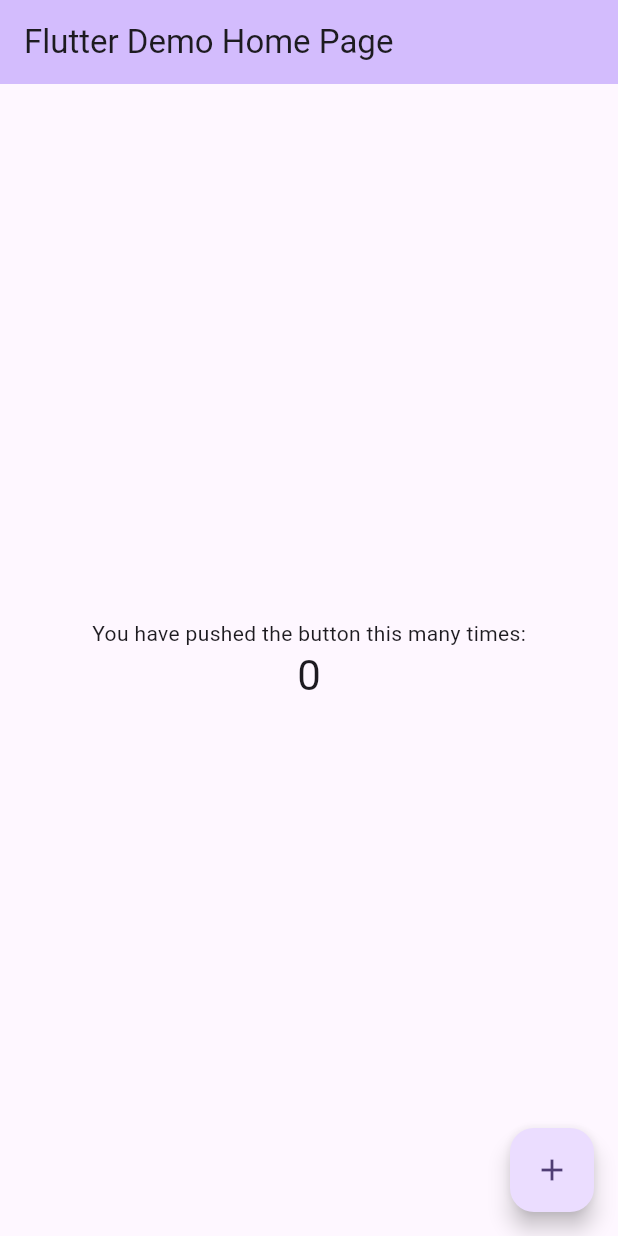
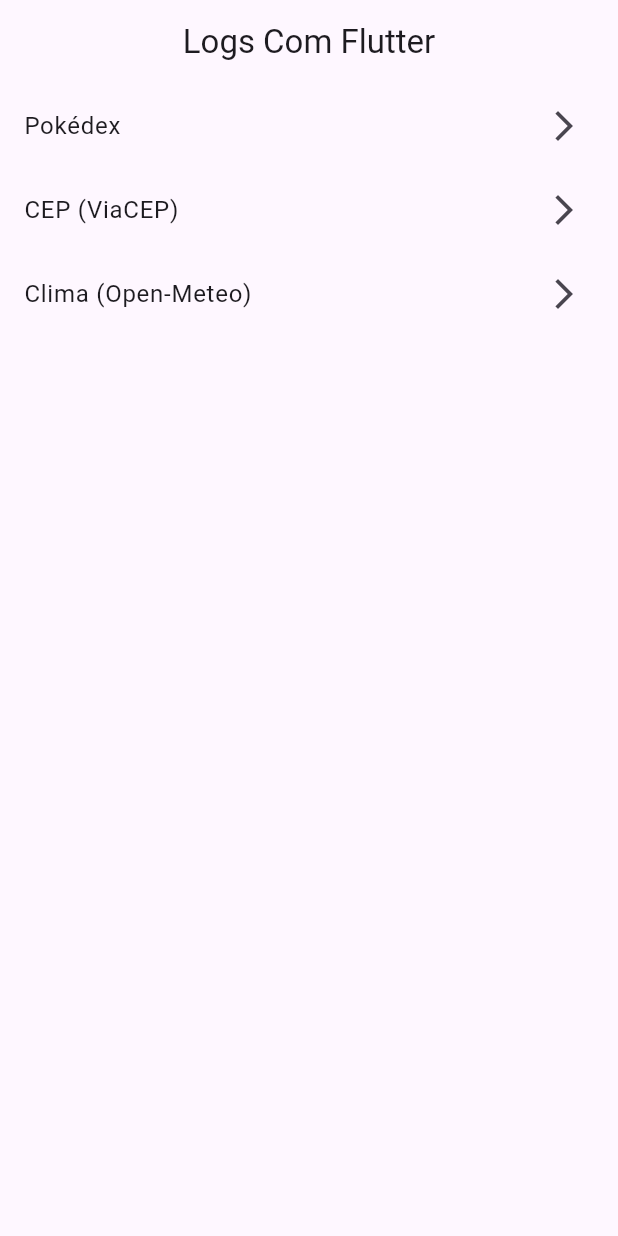
Before and after one commit to Stobertonf/log_flutter, a Flutter app: the screen it shows after launch, on a phone screen of 412 x 824 dp. Run offline on Flutter 3.47's test engine with Material 3 defaults, Android fonts, the phone set to English and light mode, and no system bars.

Commit message:
feat(Home-Page):Creating The Home Page File.

```diff
--- a/lib/main.dart
+++ b/lib/main.dart
@@ -1,4 +1,5 @@
 import 'package:flutter/material.dart';
+import 'pages/home_page.dart';
 
 void main() {
   runApp(const MyApp());
@@ -7,119 +8,13 @@
 class MyApp extends StatelessWidget {
   const MyApp({super.key});
 
-  // This widget is the root of your application.
   @override
   Widget build(BuildContext context) {
     return MaterialApp(
-      title: 'Flutter Demo',
-      theme: ThemeData(
-        // This is the theme of your application.
-        //
-        // TRY THIS: Try running your application with "flutter run". You'll see
-        // the application has a purple toolbar. Then, without quitting the app,
-        // try changing the seedColor in the colorScheme below to Colors.green
-        // and then invoke "hot reload" (save your changes or press the "hot
-        // reload" button in a Flutter-supported IDE, or press "r" if you used
-        // the command line to start the app).
-        //
-        // Notice that the counter didn't reset back to zero; the application
-        // state is not lost during the reload. To reset the state, use hot
-        // restart instead.
-        //
-        // This works for code too, not just values: Most code changes can be
-        // tested with just a hot reload.
-        colorScheme: ColorScheme.fromSeed(seedColor: Colors.deepPurple),
-        useMaterial3: true,
-      ),
-      home: const MyHomePage(title: 'Flutter Demo Home Page'),
+      title: 'Logs Com Flutter',
+      debugShowCheckedModeBanner: false,
+      theme: ThemeData(primarySwatch: Colors.indigo),
+      home: const HomePage(),
     );
   }
 }
-
-class MyHomePage extends StatefulWidget {
-  const MyHomePage({super.key, required this.title});
-
-  // This widget is the home page of your application. It is stateful, meaning
-  // that it has a State object (defined below) that contains fields that affect
-  // how it looks.
-
-  // This class is the configuration for the state. It holds the values (in this
-  // case the title) provided by the parent (in this case the App widget) and
-  // used by the build method of the State. Fields in a Widget subclass are
-  // always marked "final".
-
-  final String title;
-
-  @override
-  State<MyHomePage> createState() => _MyHomePageState();
-}
-
-class _MyHomePageState extends State<MyHomePage> {
-  int _counter = 0;
-
-  void _incrementCounter() {
-    setState(() {
-      // This call to setState tells the Flutter framework that something has
-      // changed in this State, which causes it to rerun the build method below
-      // so that the display can reflect the updated values. If we changed
-      // _counter without calling setState(), then the build method would not be
-      // called again, and so nothing would appear to happen.
-      _counter++;
-    });
-  }
-
-  @override
-  Widget build(BuildContext context) {
-    // This method is rerun every time setState is called, for instance as done
-    // by the _incrementCounter method above.
-    //
-    // The Flutter framework has been optimized to make rerunning build methods
-    // fast, so that you can just rebuild anything that needs updating rather
-    // than having to individually change instances of widgets.
-    return Scaffold(
-      appBar: AppBar(
-        // TRY THIS: Try changing the color here to a specific color (to
-        // Colors.amber, perhaps?) and trigger a hot reload to see the AppBar
-        // change color while the other colors stay the same.
-        backgroundColor: Theme.of(context).colorScheme.inversePrimary,
-        // Here we take the value from the MyHomePage object that was created by
-        // the App.build method, and use it to set our appbar title.
-        title: Text(widget.title),
-      ),
-      body: Center(
-        // Center is a layout widget. It takes a single child and positions it
-        // in the middle of the parent.
-        child: Column(
-          // Column is also a layout widget. It takes a list of children and
-          // arranges them vertically. By default, it sizes itself to fit its
-          // children horizontally, and tries to be as tall as its parent.
-          //
-          // Column has various properties to control how it sizes itself and
-          // how it positions its children. Here we use mainAxisAlignment to
-          // center the children vertically; the main axis here is the vertical
-          // axis because Columns are vertical (the cross axis would be
-          // horizontal).
-          //
-          // TRY THIS: Invoke "debug painting" (choose the "Toggle Debug Paint"
-          // action in the IDE, or press "p" in the console), to see the
-          // wireframe for each widget.
-          mainAxisAlignment: MainAxisAlignment.center,
-          children: <Widget>[
-            const Text(
-              'You have pushed the button this many times:',
-            ),
-            Text(
-              '$_counter',
-              style: Theme.of(context).textTheme.headlineMedium,
-            ),
-          ],
-        ),
-      ),
-      floatingActionButton: FloatingActionButton(
-        onPressed: _incrementCounter,
-        tooltip: 'Increment',
-        child: const Icon(Icons.add),
-      ), // This trailing comma makes auto-formatting nicer for build methods.
-    );
-  }
-}
--- /dev/null
+++ b/lib/pages/home_page.dart
@@ -0,0 +1,40 @@
+import 'package:flutter/material.dart';
+
+class HomePage extends StatelessWidget {
+  const HomePage({super.key});
+
+  @override
+  Widget build(BuildContext context) {
+    //TODO: Create API screens
+    final apis = [
+      {'nome': 'Pokédex', 'page': const HomePage()},
+      {'nome': 'CEP (ViaCEP)', 'page': const HomePage()},
+      {'nome': 'Clima (Open-Meteo)', 'page': const HomePage()},
+    ];
+
+    return Scaffold(
+      appBar: AppBar(
+        title: const Text(
+          'Logs Com Flutter',
+        ),
+        centerTitle: true,
+      ),
+      body: ListView.builder(
+        itemCount: apis.length,
+        itemBuilder: (_, index) {
+          final api = apis[index];
+          return ListTile(
+            title: Text(api['nome'] as String),
+            trailing: const Icon(Icons.arrow_forward_ios),
+            onTap: () {
+              Navigator.push(
+                context,
+                MaterialPageRoute(builder: (_) => api['page'] as Widget),
+              );
+            },
+          );
+        },
+      ),
+    );
+  }
+}
```
